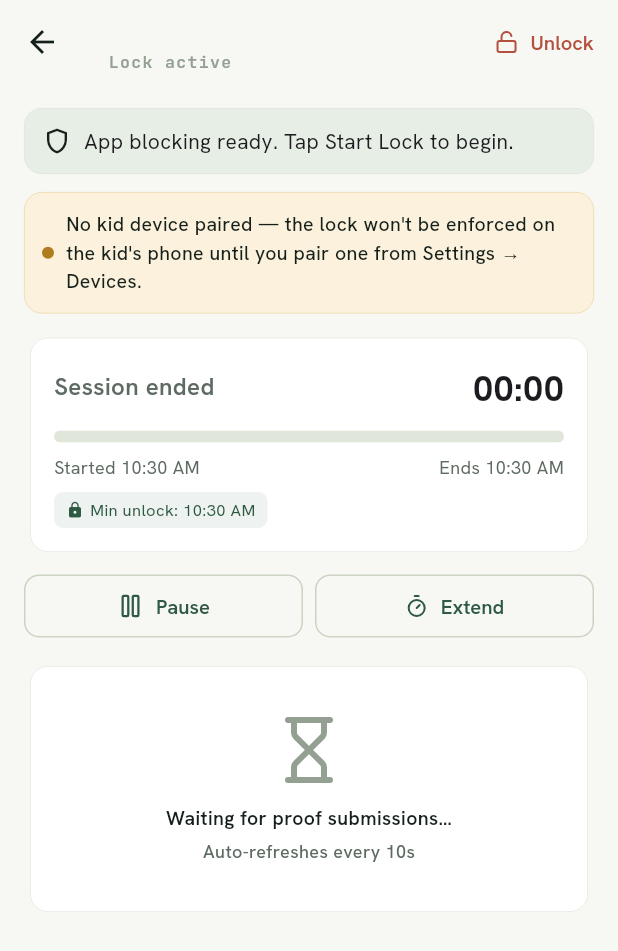
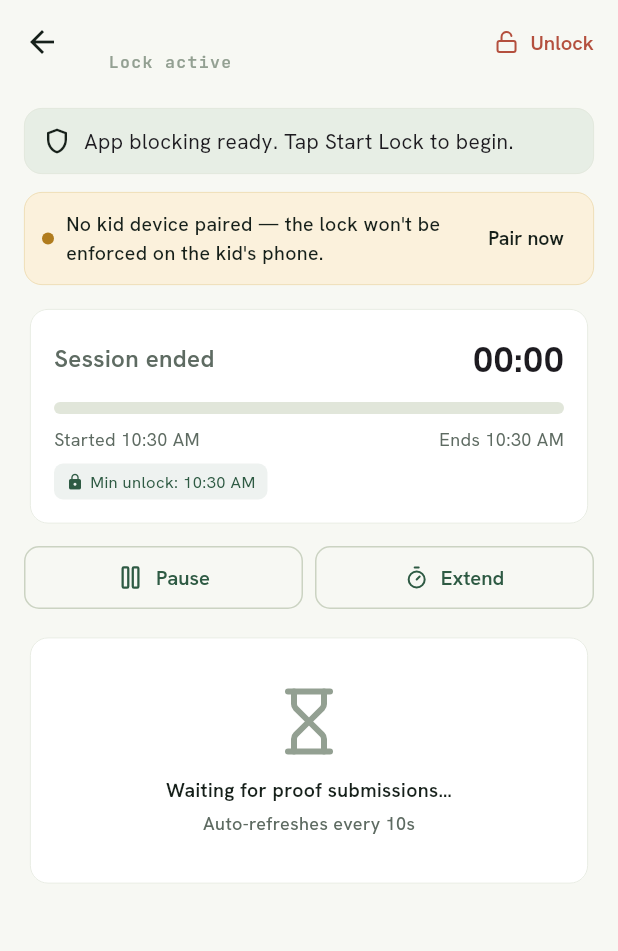
Before and after one commit to 5vepatel20-cyber/DoneFirst, a Flutter app: the LockActiveScreen screen opened directly with empty values, on a phone screen of 412 x 824 dp. Shown: the top 951 px of the screen. Run offline on Flutter 3.47's test engine with Material 3 defaults, Android fonts, the phone set to English and light mode, and no system bars; our stand-ins replace google_fonts, google_sign_in, image_picker, lucide_icons, sentry_flutter, share_plus and 2 more; missing offline and left inert: flutter_screentime; accounts and stored records are empty.

```diff
--- a/lib/screens/lock_active_screen.dart
+++ b/lib/screens/lock_active_screen.dart
@@ -13,6 +13,8 @@ import '../widgets/session_timer.dart';
 import '../widgets/break_timer.dart';
 import '../widgets/proof_thumbnail.dart';
 import '../widgets/kid_device_event_toast_listener.dart';
+import '../widgets/pin_guard.dart';
+import 'kid_device_pairing_screen.dart';
 import 'proof_image_viewer.dart';
 import '../models/models.dart';
 import '../main.dart' as app;
@@ -217,9 +219,10 @@ class _LockActiveScreenState extends State<LockActiveScreen> {
   /// all. The parent's own phone will get the blocking broadcast
   /// (this screen's banner above handles that), but without a
   /// paired device the kid's phone won't actually be locked.
-  /// Keep this info-only — no CTA — so the lock view stays
-  /// focused on the timer. The parent can fix this from
-  /// Settings → Devices when they're done with the session.
+  /// The "Pair now" CTA pushes the pairing screen (PIN-gated) so
+  /// the parent can fix it without leaving the session — useful
+  /// when they didn't realise a kid device was needed until the
+  /// lock was already running.
   Widget _buildNoKidDeviceBanner() {
     return Card(
       margin: const EdgeInsets.only(bottom: 12),
@@ -244,14 +247,40 @@ class _LockActiveScreenState extends State<LockActiveScreen> {
             Expanded(
               child: Text(
                 'No kid device paired — the lock won\'t be '
-                'enforced on the kid\'s phone until you pair one '
-                'from Settings → Devices.',
+                'enforced on the kid\'s phone.',
                 style: AppText.body(size: 13, color: AppColors.ink),
+              ),
+            ),
+            TextButton(
+              onPressed: _openPairing,
+              style: TextButton.styleFrom(
+                foregroundColor: AppColors.ink,
+                padding: const EdgeInsets.symmetric(
+                  horizontal: 8,
+                  vertical: 4,
+                ),
+                minimumSize: Size.zero,
+                tapTargetSize: MaterialTapTargetSize.shrinkWrap,
+              ),
+              child: const Text(
+                'Pair now',
+                style: TextStyle(fontSize: 13, fontWeight: FontWeight.w600),
               ),
             ),
           ],
         ),
       ),
+    );
+  }
+
+  void _openPairing() {
+    // PIN-gated because pairing can generate codes / revoke devices.
+    // The destination doesn't need to receive the active session id —
+    // pairing itself is independent of the in-flight lock.
+    PinGuard.push(
+      context,
+      destination: const KidDevicePairingScreen(),
+      title: 'Confirm to pair a kid device',
     );
   }
 
```
